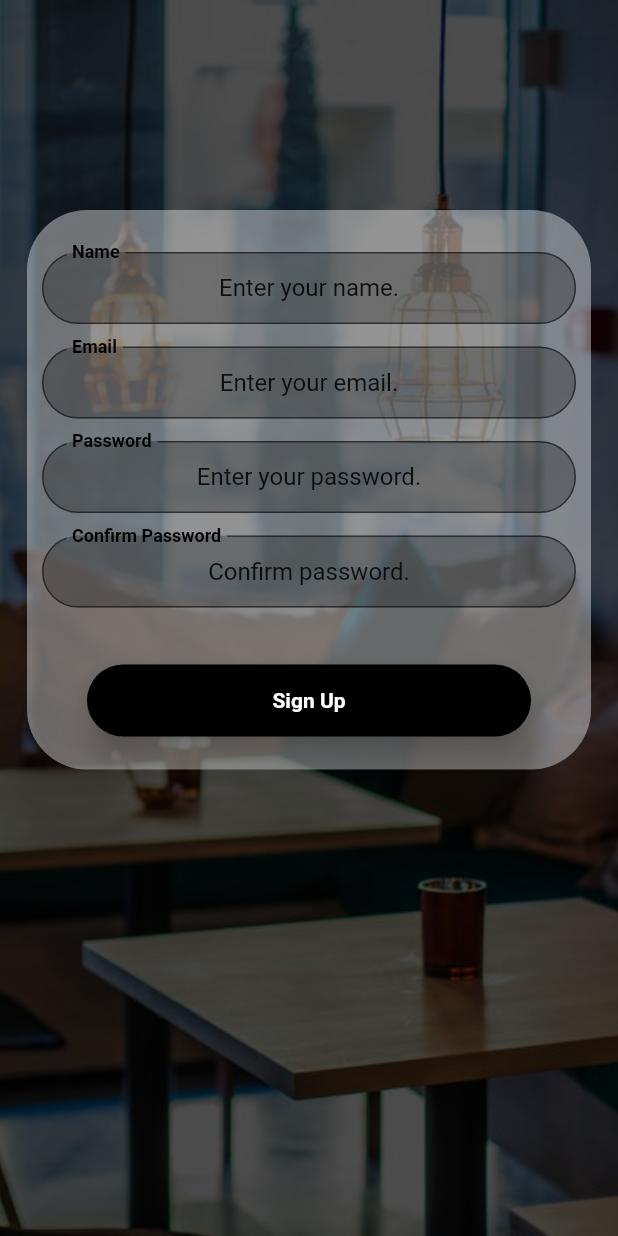
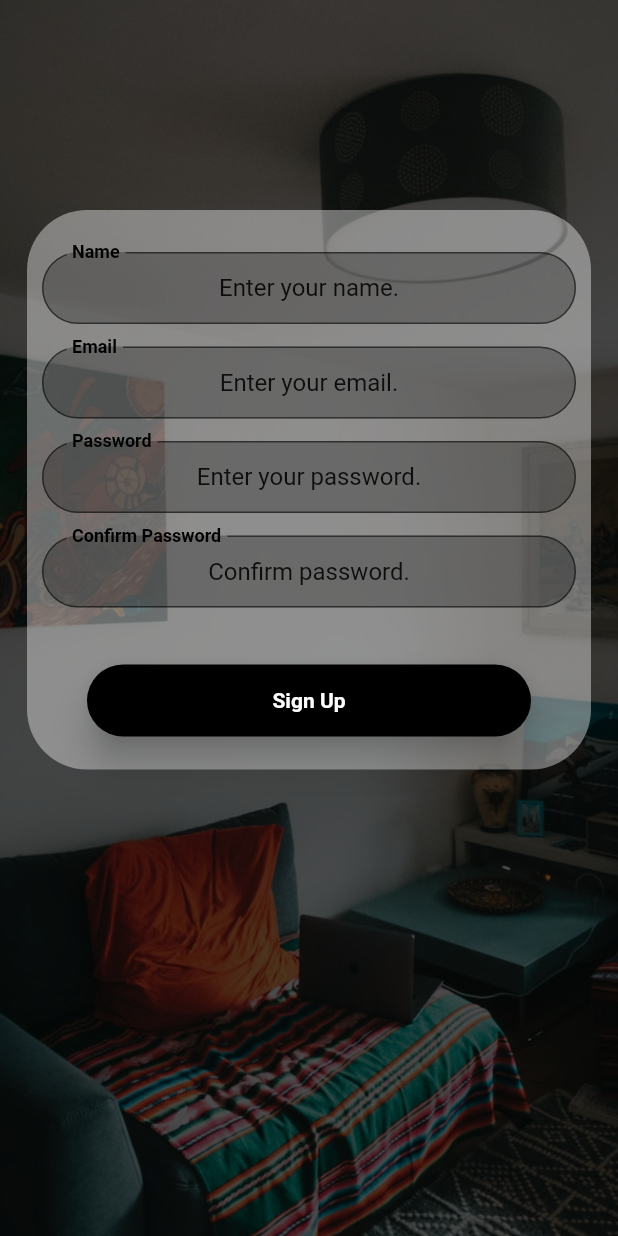
Before and after one commit to Sejal0987/logsign, a Flutter app: the RegistrationScreen screen opened by its route, on a phone screen of 412 x 824 dp. Run offline on Flutter 3.47's test engine with Material 2 defaults, Android fonts, the phone set to English and light mode, and no system bars; our stand-ins replace google_fonts.

```diff
--- a/lib/screens/signup.dart
+++ b/lib/screens/signup.dart
@@ -17,7 +17,7 @@ class _RegistrationScreenState extends State<RegistrationScreen> {
       body: Stack(
         children: [
           Image.asset(
-            'images/p11.jpeg',
+            'images/pic1.jpeg',
             fit: BoxFit.cover,
             width: double.infinity,
             height: double.infinity,
```
